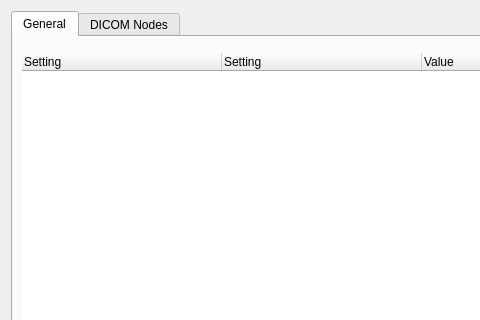
Above: services/ui/forms/configuration.ui from mri4all/console before the change; both pictures show x 0 to 480 and y 0 to 320 of the 1285 by 725 pixel window. Below: the same form after it.
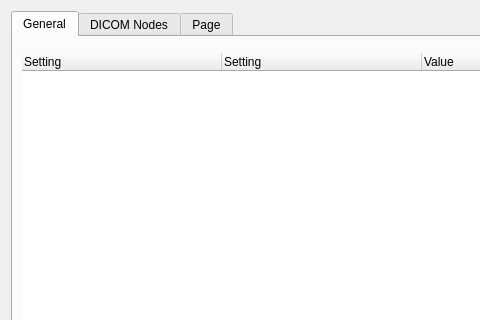
That is the form after the change.

```diff
--- a/services/ui/forms/configuration.ui
+++ b/services/ui/forms/configuration.ui
@@ -163,6 +163,11 @@
        </item>
       </layout>
      </widget>
+     <widget class="QWidget" name="maintenanceTab">
+      <attribute name="title">
+       <string>Page</string>
+      </attribute>
+     </widget>
     </widget>
    </item>
    <item>
```
